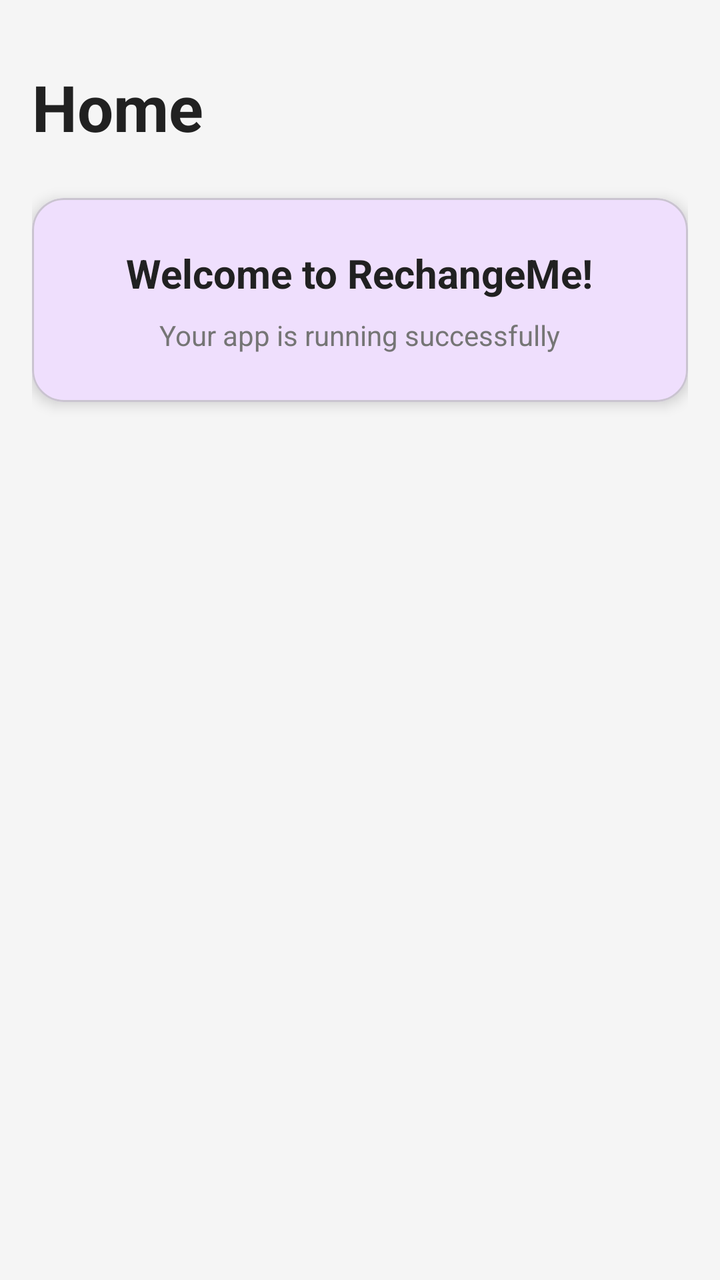
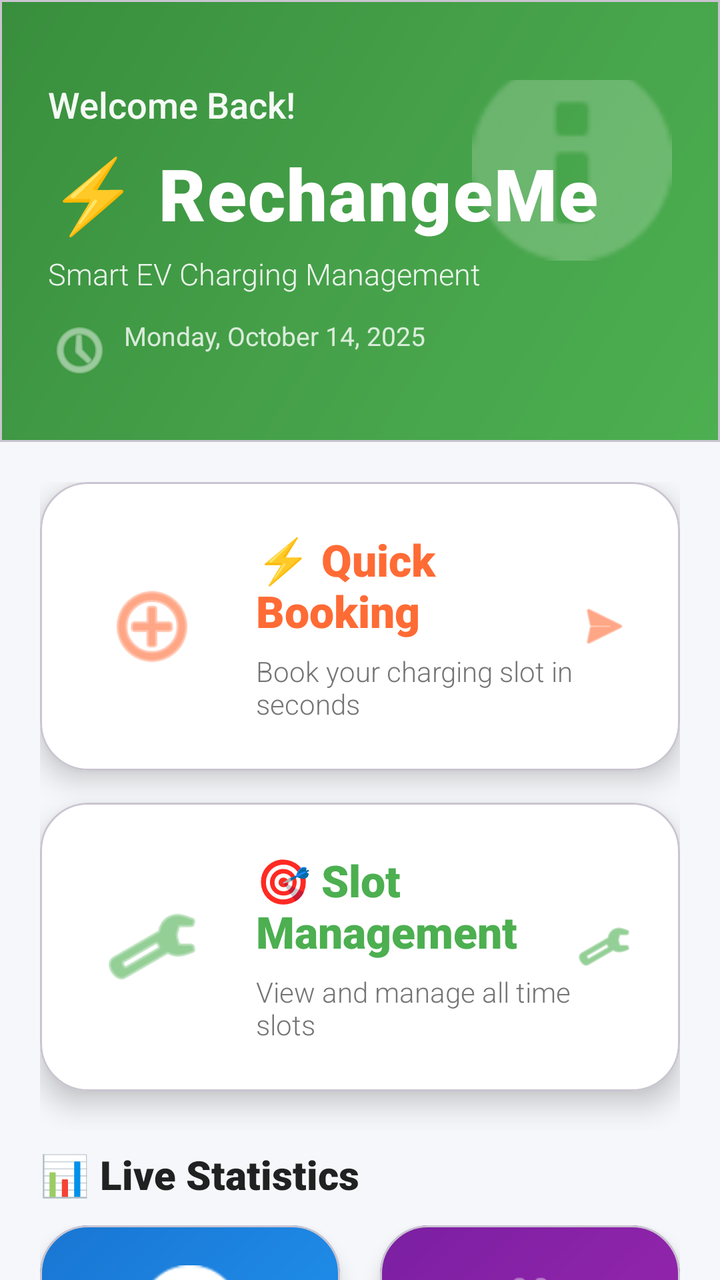

Compare the two renders of this Android layout. The source of the first and the diff that turns it into the second are given below.
<!-- AndroidManifest.xml: application theme Theme.RechangeMe -->
<!-- res/layout/fragment_home.xml -->
<?xml version="1.0" encoding="utf-8"?>
<androidx.constraintlayout.widget.ConstraintLayout
    xmlns:android="http://schemas.android.com/apk/res/android"
    xmlns:app="http://schemas.android.com/apk/res-auto"
    android:layout_width="match_parent"
    android:layout_height="match_parent"
    android:background="@color/background"
    android:padding="16dp">

    <TextView
        android:id="@+id/titleText"
        android:layout_width="wrap_content"
        android:layout_height="wrap_content"
        android:text="Home"
        android:textSize="32sp"
        android:textStyle="bold"
        android:textColor="@color/text_primary"
        app:layout_constraintTop_toTopOf="parent"
        app:layout_constraintStart_toStartOf="parent"
        android:layout_marginTop="16dp" />

    <com.google.android.material.card.MaterialCardView
        android:layout_width="match_parent"
        android:layout_height="wrap_content"
        app:cardCornerRadius="16dp"
        app:cardElevation="4dp"
        app:layout_constraintTop_toBottomOf="@id/titleText"
        android:layout_marginTop="24dp">

        <LinearLayout
            android:layout_width="match_parent"
            android:layout_height="wrap_content"
            android:orientation="vertical"
            android:padding="24dp"
            android:gravity="center">

            <TextView
                android:layout_width="wrap_content"
                android:layout_height="wrap_content"
                android:text="Welcome to RechangeMe!"
                android:textSize="20sp"
                android:textStyle="bold"
                android:textColor="@color/text_primary" />

            <TextView
                android:layout_width="wrap_content"
                android:layout_height="wrap_content"
                android:text="Your app is running successfully"
                android:textSize="14sp"
                android:textColor="@color/text_secondary"
                android:layout_marginTop="8dp" />

        </LinearLayout>

    </com.google.android.material.card.MaterialCardView>

</androidx.constraintlayout.widget.ConstraintLayout>
<!-- resources referenced by this layout -->
<resources>
  <color name="background">#F5F5F5</color>
  <color name="text_primary">#212121</color>
  <color name="text_secondary">#757575</color>
  <style name="Theme.RechangeMe" parent="Theme.Material3.Light.NoActionBar">
          <item name="colorPrimary">@color/primary</item>
          <item name="colorPrimaryDark">@color/primary_dark</item>
          <item name="colorAccent">@color/accent</item>
          <item name="android:statusBarColor">@color/primary</item>
      </style>
  <color name="primary">#6200EE</color>
  <color name="primary_dark">#3700B3</color>
  <color name="accent">#03DAC5</color>
</resources>

<!-- the commit's change to res/layout/fragment_home.xml (unified diff, before → after) -->
@@ -1,57 +1,649 @@
 <?xml version="1.0" encoding="utf-8"?>
-<androidx.constraintlayout.widget.ConstraintLayout
+<androidx.core.widget.NestedScrollView
     xmlns:android="http://schemas.android.com/apk/res/android"
     xmlns:app="http://schemas.android.com/apk/res-auto"
     android:layout_width="match_parent"
     android:layout_height="match_parent"
-    android:background="@color/background"
-    android:padding="16dp">
-
-    <TextView
-        android:id="@+id/titleText"
-        android:layout_width="wrap_content"
-        android:layout_height="wrap_content"
-        android:text="Home"
-        android:textSize="32sp"
-        android:textStyle="bold"
-        android:textColor="@color/text_primary"
-        app:layout_constraintTop_toTopOf="parent"
-        app:layout_constraintStart_toStartOf="parent"
-        android:layout_marginTop="16dp" />
-
-    <com.google.android.material.card.MaterialCardView
+    android:background="#F5F7FA"
+    android:fillViewport="true">
+
+    <androidx.constraintlayout.widget.ConstraintLayout
         android:layout_width="match_parent"
         android:layout_height="wrap_content"
-        app:cardCornerRadius="16dp"
-        app:cardElevation="4dp"
-        app:layout_constraintTop_toBottomOf="@id/titleText"
-        android:layout_marginTop="24dp">
-
+        android:paddingBottom="20dp">
+
+        
+        <com.google.android.material.card.MaterialCardView
+            android:id="@+id/headerCard"
+            android:layout_width="match_parent"
+            android:layout_height="wrap_content"
+            app:cardCornerRadius="0dp"
+            app:cardElevation="0dp"
+            app:layout_constraintTop_toTopOf="parent"
+            app:cardBackgroundColor="@android:color/transparent">
+
+            <RelativeLayout
+                android:layout_width="match_parent"
+                android:layout_height="wrap_content"
+                android:background="@drawable/gradient_header_background"
+                android:paddingHorizontal="24dp"
+                android:paddingTop="40dp"
+                android:paddingBottom="30dp">
+
+                
+                <ImageView
+                    android:id="@+id/headerIcon"
+                    android:layout_width="100dp"
+                    android:layout_height="100dp"
+                    android:layout_alignParentEnd="true"
+                    android:layout_marginTop="-10dp"
+                    android:layout_marginEnd="0dp"
+                    android:src="@android:drawable/ic_dialog_info"
+                    android:tint="#FFFFFF"
+                    android:alpha="0.2" />
+
+                <LinearLayout
+                    android:layout_width="match_parent"
+                    android:layout_height="wrap_content"
+                    android:orientation="vertical">
+
+                    <TextView
+                        android:id="@+id/tvWelcome"
+                        android:layout_width="wrap_content"
+                        android:layout_height="wrap_content"
+                        android:text="Welcome Back!"
+                        android:textSize="18sp"
+                        android:textColor="#FFFFFF"
+                        android:fontFamily="sans-serif-medium"
+                        android:alpha="0.95" />
+
+                    <TextView
+                        android:id="@+id/tvAppName"
+                        android:layout_width="wrap_content"
+                        android:layout_height="wrap_content"
+                        android:text="⚡ RechangeMe"
+                        android:textSize="36sp"
+                        android:textStyle="bold"
+                        android:textColor="#FFFFFF"
+                        android:layout_marginTop="8dp"
+                        android:fontFamily="sans-serif-black"
+                        android:letterSpacing="0.02" />
+
+                    <TextView
+                        android:id="@+id/tvSubtitle"
+                        android:layout_width="wrap_content"
+                        android:layout_height="wrap_content"
+                        android:text="Smart EV Charging Management"
+                        android:textSize="15sp"
+                        android:textColor="#FFFFFF"
+                        android:alpha="0.9"
+                        android:layout_marginTop="6dp"
+                        android:fontFamily="sans-serif-light" />
+
+                    <TextView
+                        android:id="@+id/tvDateTime"
+                        android:layout_width="wrap_content"
+                        android:layout_height="wrap_content"
+                        android:text="Monday, October 14, 2025"
+                        android:textSize="13sp"
+                        android:textColor="#FFFFFF"
+                        android:alpha="0.8"
+                        android:layout_marginTop="12dp"
+                        android:drawablePadding="6dp"
+                        android:drawableStart="@android:drawable/ic_menu_recent_history"
+                        android:drawableTint="#FFFFFF" />
+
+                </LinearLayout>
+
+            </RelativeLayout>
+
+        </com.google.android.material.card.MaterialCardView>
+
+        
         <LinearLayout
+            android:id="@+id/featureCardsLayout"
             android:layout_width="match_parent"
             android:layout_height="wrap_content"
             android:orientation="vertical"
-            android:padding="24dp"
-            android:gravity="center">
-
-            <TextView
-                android:layout_width="wrap_content"
+            android:paddingHorizontal="20dp"
+            app:layout_constraintTop_toBottomOf="@id/headerCard"
+            android:layout_marginTop="20dp">
+
+            
+            <com.google.android.material.card.MaterialCardView
+                android:id="@+id/quickBookingCard"
+                android:layout_width="match_parent"
                 android:layout_height="wrap_content"
-                android:text="Welcome to RechangeMe!"
-                android:textSize="20sp"
-                android:textStyle="bold"
-                android:textColor="@color/text_primary" />
-
-            <TextView
-                android:layout_width="wrap_content"
+                app:cardCornerRadius="24dp"
+                app:cardElevation="8dp"
+                android:layout_marginBottom="16dp"
+                app:cardBackgroundColor="#FFFFFF">
+
+                <LinearLayout
+                    android:id="@+id/btnQuickBooking"
+                    android:layout_width="match_parent"
+                    android:layout_height="wrap_content"
+                    android:orientation="horizontal"
+                    android:padding="24dp"
+                    android:gravity="center_vertical"
+                    android:clickable="true"
+                    android:focusable="true"
+                    android:background="?attr/selectableItemBackground">
+
+                    
+                    <ImageView
+                        android:id="@+id/iconQuickBooking"
+                        android:layout_width="64dp"
+                        android:layout_height="64dp"
+                        android:src="@android:drawable/ic_menu_add"
+                        android:tint="#FF6B35"
+                        android:padding="8dp" />
+
+                    <LinearLayout
+                        android:layout_width="0dp"
+                        android:layout_height="wrap_content"
+                        android:layout_weight="1"
+                        android:orientation="vertical"
+                        android:layout_marginStart="20dp">
+
+                        <TextView
+                            android:layout_width="wrap_content"
+                            android:layout_height="wrap_content"
+                            android:text="⚡ Quick Booking"
+                            android:textSize="22sp"
+                            android:textStyle="bold"
+                            android:textColor="#FF6B35"
+                            android:fontFamily="sans-serif-black" />
+
+                        <TextView
+                            android:layout_width="wrap_content"
+                            android:layout_height="wrap_content"
+                            android:text="Book your charging slot in seconds"
+                            android:textSize="14sp"
+                            android:textColor="#757575"
+                            android:layout_marginTop="6dp"
+                            android:fontFamily="sans-serif-light" />
+
+                    </LinearLayout>
+
+                    <ImageView
+                        android:layout_width="28dp"
+                        android:layout_height="28dp"
+                        android:src="@android:drawable/ic_menu_send"
+                        android:tint="#FF6B35" />
+
+                </LinearLayout>
+
+            </com.google.android.material.card.MaterialCardView>
+
+            
+            <com.google.android.material.card.MaterialCardView
+                android:id="@+id/slotManagementCard"
+                android:layout_width="match_parent"
                 android:layout_height="wrap_content"
-                android:text="Your app is running successfully"
-                android:textSize="14sp"
-                android:textColor="@color/text_secondary"
-                android:layout_marginTop="8dp" />
+                app:cardCornerRadius="24dp"
+                app:cardElevation="8dp"
+                android:layout_marginBottom="20dp"
+                app:cardBackgroundColor="#FFFFFF">
+
+                <LinearLayout
+                    android:id="@+id/btnSlotManagement"
+                    android:layout_width="match_parent"
+                    android:layout_height="wrap_content"
+                    android:orientation="horizontal"
+                    android:padding="24dp"
+                    android:gravity="center_vertical"
+                    android:clickable="true"
+                    android:focusable="true"
+                    android:background="?attr/selectableItemBackground">
+
+                    
+                    <ImageView
+                        android:id="@+id/iconSlotManagement"
+                        android:layout_width="64dp"
+                        android:layout_height="64dp"
+                        android:src="@android:drawable/ic_menu_manage"
+                        android:tint="#4CAF50"
+                        android:padding="8dp" />
+
+                    <LinearLayout
+                        android:layout_width="0dp"
+                        android:layout_height="wrap_content"
+                        android:layout_weight="1"
+                        android:orientation="vertical"
+                        android:layout_marginStart="20dp">
+
+                        <TextView
+                            android:layout_width="wrap_content"
+                            android:layout_height="wrap_content"
+                            android:text="🎯 Slot Management"
+                            android:textSize="22sp"
+                            android:textStyle="bold"
+                            android:textColor="#4CAF50"
+                            android:fontFamily="sans-serif-black" />
+
+                        <TextView
+                            android:layout_width="wrap_content"
+                            android:layout_height="wrap_content"
+                            android:text="View and manage all time slots"
+                            android:textSize="14sp"
+                            android:textColor="#757575"
+                            android:layout_marginTop="6dp"
+                            android:fontFamily="sans-serif-light" />
+
+                    </LinearLayout>
+
+                    <ImageView
+                        android:layout_width="28dp"
+                        android:layout_height="28dp"
+                        android:src="@android:drawable/ic_menu_manage"
+                        android:tint="#4CAF50" />
+
+                </LinearLayout>
+
+            </com.google.android.material.card.MaterialCardView>
 
         </LinearLayout>
 
-    </com.google.android.material.card.MaterialCardView>
-
-</androidx.constraintlayout.widget.ConstraintLayout>
+        
+        <TextView
+            android:id="@+id/tvStatsTitle"
+            android:layout_width="wrap_content"
+            android:layout_height="wrap_content"
+            android:text="📊 Live Statistics"
+            android:textSize="20sp"
+            android:textStyle="bold"
+            android:textColor="#212121"
+            android:fontFamily="sans-serif-black"
+            app:layout_constraintTop_toBottomOf="@id/featureCardsLayout"
+            app:layout_constraintStart_toStartOf="parent"
+            android:layout_marginStart="20dp"
+            android:layout_marginTop="8dp" />
+
+        <LinearLayout
+            android:id="@+id/statsLayout"
+            android:layout_width="match_parent"
+            android:layout_height="wrap_content"
+            android:orientation="horizontal"
+            android:weightSum="2"
+            android:paddingHorizontal="20dp"
+            app:layout_constraintTop_toBottomOf="@id/tvStatsTitle"
+            android:layout_marginTop="12dp">
+
+            <com.google.android.material.card.MaterialCardView
+                android:id="@+id/activeBookingsCard"
+                android:layout_width="0dp"
+                android:layout_height="160dp"
+                android:layout_weight="1"
+                android:layout_marginEnd="10dp"
+                app:cardCornerRadius="24dp"
+                app:cardElevation="6dp"
+                app:cardBackgroundColor="#FFFFFF">
+
+                <LinearLayout
+                    android:layout_width="match_parent"
+                    android:layout_height="match_parent"
+                    android:orientation="vertical"
+                    android:padding="20dp"
+                    android:gravity="center"
+                    android:background="@drawable/gradient_blue_card">
+
+                    <ImageView
+                        android:id="@+id/iconActive"
+                        android:layout_width="50dp"
+                        android:layout_height="50dp"
+                        android:src="@android:drawable/ic_dialog_info"
+                        android:tint="#FFFFFF" />
+
+                    <TextView
+                        android:id="@+id/tvActiveCount"
+                        android:layout_width="wrap_content"
+                        android:layout_height="wrap_content"
+                        android:text="12"
+                        android:textSize="32sp"
+                        android:textStyle="bold"
+                        android:textColor="#FFFFFF"
+                        android:fontFamily="sans-serif-black"
+                        android:layout_marginTop="8dp" />
+
+                    <TextView
+                        android:layout_width="wrap_content"
+                        android:layout_height="wrap_content"
+                        android:text="Active Slots"
+                        android:textSize="14sp"
+                        android:textColor="#FFFFFF"
+                        android:alpha="0.95"
+                        android:fontFamily="sans-serif-medium"
+                        android:layout_marginTop="4dp" />
+
+                </LinearLayout>
+
+            </com.google.android.material.card.MaterialCardView>
+
+            <com.google.android.material.card.MaterialCardView
+                android:id="@+id/availableSlotsCard"
+                android:layout_width="0dp"
+                android:layout_height="160dp"
+                android:layout_weight="1"
+                android:layout_marginStart="10dp"
+                app:cardCornerRadius="24dp"
+                app:cardElevation="6dp"
+                app:cardBackgroundColor="#FFFFFF">
+
+                <LinearLayout
+                    android:layout_width="match_parent"
+                    android:layout_height="match_parent"
+                    android:orientation="vertical"
+                    android:padding="20dp"
+                    android:gravity="center"
+                    android:background="@drawable/gradient_purple_card">
+
+                    <ImageView
+                        android:id="@+id/iconAvailable"
+                        android:layout_width="50dp"
+                        android:layout_height="50dp"
+                        android:src="@android:drawable/ic_menu_my_calendar"
+                        android:tint="#FFFFFF" />
+
+                    <TextView
+                        android:id="@+id/tvAvailableCount"
+                        android:layout_width="wrap_content"
+                        android:layout_height="wrap_content"
+                        android:text="8"
+                        android:textSize="32sp"
+                        android:textStyle="bold"
+                        android:textColor="#FFFFFF"
+                        android:fontFamily="sans-serif-black"
+                        android:layout_marginTop="8dp" />
+
+                    <TextView
+                        android:layout_width="wrap_content"
+                        android:layout_height="wrap_content"
+                        android:text="Available Now"
+                        android:textSize="14sp"
+                        android:textColor="#FFFFFF"
+                        android:alpha="0.95"
+                        android:fontFamily="sans-serif-medium"
+                        android:layout_marginTop="4dp" />
+
+                </LinearLayout>
+
+            </com.google.android.material.card.MaterialCardView>
+
+        </LinearLayout>
+
+        
+        <TextView
+            android:id="@+id/tvQuickActionsTitle"
+            android:layout_width="wrap_content"
+            android:layout_height="wrap_content"
+            android:text="⚡ Quick Actions"
+            android:textSize="20sp"
+            android:textStyle="bold"
+            android:textColor="#212121"
+            android:fontFamily="sans-serif-black"
+            app:layout_constraintTop_toBottomOf="@id/statsLayout"
+            app:layout_constraintStart_toStartOf="parent"
+            android:layout_marginStart="20dp"
+            android:layout_marginTop="20dp" />
+
+        <LinearLayout
+            android:id="@+id/quickActionsGrid"
+            android:layout_width="match_parent"
+            android:layout_height="wrap_content"
+            android:orientation="horizontal"
+            android:weightSum="3"
+            android:paddingHorizontal="20dp"
+            app:layout_constraintTop_toBottomOf="@id/tvQuickActionsTitle"
+            android:layout_marginTop="12dp">
+
+            <com.google.android.material.card.MaterialCardView
+                android:layout_width="0dp"
+                android:layout_height="110dp"
+                android:layout_weight="1"
+                android:layout_marginEnd="8dp"
+                app:cardCornerRadius="20dp"
+                app:cardElevation="4dp"
+                app:cardBackgroundColor="#FFF3E0">
+
+                <LinearLayout
+                    android:layout_width="match_parent"
+                    android:layout_height="match_parent"
+                    android:orientation="vertical"
+                    android:padding="16dp"
+                    android:gravity="center">
+
+                    <ImageView
+                        android:layout_width="36dp"
+                        android:layout_height="36dp"
+                        android:src="@android:drawable/ic_menu_camera"
+                        android:tint="#FF9800" />
+
+                    <TextView
+                        android:layout_width="wrap_content"
+                        android:layout_height="wrap_content"
+                        android:text="QR Scan"
+                        android:textSize="13sp"
+                        android:textColor="#FF9800"
+                        android:textStyle="bold"
+                        android:fontFamily="sans-serif-medium"
+                        android:layout_marginTop="8dp"
+                        android:gravity="center" />
+
+                </LinearLayout>
+
+            </com.google.android.material.card.MaterialCardView>
+
+            <com.google.android.material.card.MaterialCardView
+                android:layout_width="0dp"
+                android:layout_height="110dp"
+                android:layout_weight="1"
+                android:layout_marginHorizontal="4dp"
+                app:cardCornerRadius="20dp"
+                app:cardElevation="4dp"
+                app:cardBackgroundColor="#E8F5E9">
+
+                <LinearLayout
+                    android:layout_width="match_parent"
+                    android:layout_height="match_parent"
+                    android:orientation="vertical"
+                    android:padding="16dp"
+                    android:gravity="center">
+
+                    <ImageView
+                        android:layout_width="36dp"
+                        android:layout_height="36dp"
+                        android:src="@android:drawable/ic_menu_recent_history"
+                        android:tint="#4CAF50" />
+
+                    <TextView
+                        android:layout_width="wrap_content"
+                        android:layout_height="wrap_content"
+                        android:text="History"
+                        android:textSize="13sp"
+                        android:textColor="#4CAF50"
+                        android:textStyle="bold"
+                        android:fontFamily="sans-serif-medium"
+                        android:layout_marginTop="8dp"
+                        android:gravity="center" />
+
+                </LinearLayout>
+
+            </com.google.android.material.card.MaterialCardView>
+
+            <com.google.android.material.card.MaterialCardView
+                android:layout_width="0dp"
+                android:layout_height="110dp"
+                android:layout_weight="1"
+                android:layout_marginStart="8dp"
+                app:cardCornerRadius="20dp"
+                app:cardElevation="4dp"
+                app:cardBackgroundColor="#E3F2FD">
+
+                <LinearLayout
+                    android:layout_width="match_parent"
+                    android:layout_height="match_parent"
+                    android:orientation="vertical"
+                    android:padding="16dp"
+                    android:gravity="center">
+
+                    <ImageView
+                        android:layout_width="36dp"
+                        android:layout_height="36dp"
+                        android:src="@android:drawable/ic_menu_info_details"
+                        android:tint="#2196F3" />
+
+                    <TextView
+                        android:layout_width="wrap_content"
+                        android:layout_height="wrap_content"
+                        android:text="Profile"
+                        android:textSize="13sp"
+                        android:textColor="#2196F3"
+                        android:textStyle="bold"
+                        android:fontFamily="sans-serif-medium"
+                        android:layout_marginTop="8dp"
+                        android:gravity="center" />
+
+                </LinearLayout>
+
+            </com.google.android.material.card.MaterialCardView>
+
+        </LinearLayout>
+
+        
+        <com.google.android.material.card.MaterialCardView
+            android:id="@+id/recentActivityCard"
+            android:layout_width="match_parent"
+            android:layout_height="wrap_content"
+            app:cardCornerRadius="24dp"
+            app:cardElevation="4dp"
+            app:layout_constraintTop_toBottomOf="@id/quickActionsGrid"
+            android:layout_marginTop="20dp"
+            android:layout_marginHorizontal="20dp"
+            app:cardBackgroundColor="#FFFFFF">
+
+            <LinearLayout
+                android:layout_width="match_parent"
+                android:layout_height="wrap_content"
+                android:orientation="vertical"
+                android:padding="24dp">
+
+                <LinearLayout
+                    android:layout_width="match_parent"
+                    android:layout_height="wrap_content"
+                    android:orientation="horizontal"
+                    android:gravity="center_vertical">
+
+                    <ImageView
+                        android:id="@+id/iconActivity"
+                        android:layout_width="40dp"
+                        android:layout_height="40dp"
+                        android:src="@android:drawable/ic_menu_recent_history"
+                        android:tint="#4CAF50" />
+
+                    <TextView
+                        android:layout_width="wrap_content"
+                        android:layout_height="wrap_content"
+                        android:text="Recent Activity"
+                        android:textSize="20sp"
+                        android:textStyle="bold"
+                        android:textColor="#212121"
+                        android:fontFamily="sans-serif-black"
+                        android:layout_marginStart="12dp" />
+
+                </LinearLayout>
+
+                <View
+                    android:layout_width="match_parent"
+                    android:layout_height="1dp"
+                    android:background="#E0E0E0"
+                    android:layout_marginTop="16dp"
+                    android:layout_marginBottom="16dp" />
+
+                <LinearLayout
+                    android:layout_width="match_parent"
+                    android:layout_height="wrap_content"
+                    android:orientation="vertical">
+
+                    <LinearLayout
+                        android:layout_width="match_parent"
+                        android:layout_height="wrap_content"
+                        android:orientation="horizontal"
+                        android:gravity="center_vertical"
+                        android:layout_marginBottom="12dp">
+
+                        <View
+                            android:layout_width="8dp"
+                            android:layout_height="8dp"
+                            android:background="@drawable/circle_indicator"
+                            android:backgroundTint="#4CAF50" />
+
+                        <TextView
+                            android:layout_width="wrap_content"
+                            android:layout_height="wrap_content"
+                            android:text="Last scan: Today at 10:30 AM"
+                            android:textSize="14sp"
+                            android:textColor="#424242"
+                            android:fontFamily="sans-serif"
+                            android:layout_marginStart="12dp" />
+
+                    </LinearLayout>
+
+                    <LinearLayout
+                        android:layout_width="match_parent"
+                        android:layout_height="wrap_content"
+                        android:orientation="horizontal"
+                        android:gravity="center_vertical"
+                        android:layout_marginBottom="12dp">
+
+                        <View
+                            android:layout_width="8dp"
+                            android:layout_height="8dp"
+                            android:background="@drawable/circle_indicator"
+                            android:backgroundTint="#2196F3" />
+
+                        <TextView
+                            android:id="@+id/tvRecentInfo"
+                            android:layout_width="wrap_content"
+                            android:layout_height="wrap_content"
+                            android:text="Total scans today: 5"
+                            android:textSize="14sp"
+                            android:textColor="#424242"
+                            android:fontFamily="sans-serif"
+                            android:layout_marginStart="12dp" />
+
+                    </LinearLayout>
+
+                    <LinearLayout
+                        android:layout_width="match_parent"
+                        android:layout_height="wrap_content"
+                        android:orientation="horizontal"
+                        android:gravity="center_vertical">
+
+                        <View
+                            android:layout_width="8dp"
+                            android:layout_height="8dp"
+                            android:background="@drawable/circle_indicator"
+                            android:backgroundTint="#FF9800" />
+
+                        <TextView
+                            android:layout_width="wrap_content"
+                            android:layout_height="wrap_content"
+                            android:text="Status: All systems operational ✓"
+                            android:textSize="14sp"
+                            android:textColor="#424242"
+                            android:fontFamily="sans-serif"
+                            android:layout_marginStart="12dp" />
+
+                    </LinearLayout>
+
+                </LinearLayout>
+
+            </LinearLayout>
+
+        </com.google.android.material.card.MaterialCardView>
+
+
+    </androidx.constraintlayout.widget.ConstraintLayout>
+
+</androidx.core.widget.NestedScrollView>
<!-- resource entries referenced after the edit -->
@@ -1,8 +1,43 @@
 <!-- resources referenced by this layout -->
 <resources>
-  <color name="background">#F5F5F5</color>
-  <color name="text_primary">#212121</color>
-  <color name="text_secondary">#757575</color>
+  <!-- drawable circle_indicator (drawable) -->
+  <?xml version="1.0" encoding="utf-8"?>
+  <shape xmlns:android="http://schemas.android.com/apk/res/android"
+      android:shape="oval">
+      <solid android:color="#4CAF50" />
+  </shape>
+  <!-- drawable gradient_blue_card (drawable) -->
+  <?xml version="1.0" encoding="utf-8"?>
+  <shape xmlns:android="http://schemas.android.com/apk/res/android">
+      <gradient
+          android:angle="135"
+          android:startColor="#2196F3"
+          android:centerColor="#1E88E5"
+          android:endColor="#1976D2"
+          android:type="linear" />
+      <corners android:radius="24dp" />
+  </shape>
+  <!-- drawable gradient_header_background (drawable) -->
+  <?xml version="1.0" encoding="utf-8"?>
+  <shape xmlns:android="http://schemas.android.com/apk/res/android">
+      <gradient
+          android:angle="135"
+          android:startColor="#4CAF50"
+          android:centerColor="#45A049"
+          android:endColor="#388E3C"
+          android:type="linear" />
+  </shape>
+  <!-- drawable gradient_purple_card (drawable) -->
+  <?xml version="1.0" encoding="utf-8"?>
+  <shape xmlns:android="http://schemas.android.com/apk/res/android">
+      <gradient
+          android:angle="135"
+          android:startColor="#9C27B0"
+          android:centerColor="#8E24AA"
+          android:endColor="#7B1FA2"
+          android:type="linear" />
+      <corners android:radius="24dp" />
+  </shape>
   <style name="Theme.RechangeMe" parent="Theme.Material3.Light.NoActionBar">
           <item name="colorPrimary">@color/primary</item>
           <item name="colorPrimaryDark">@color/primary_dark</item>
